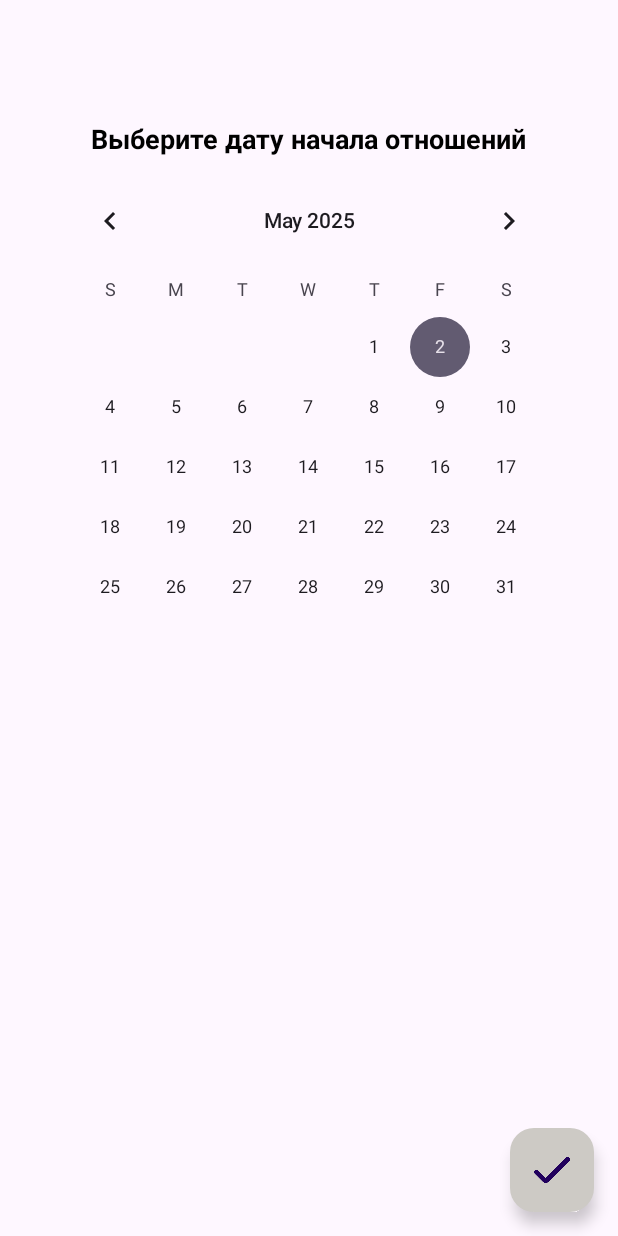
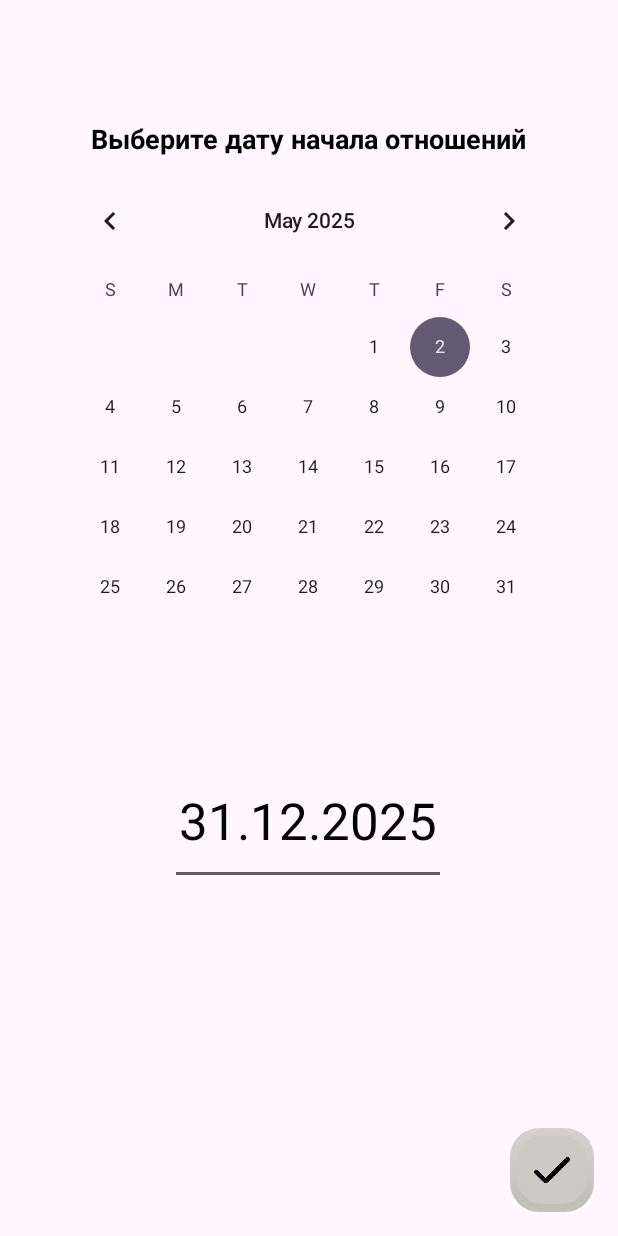
Before and after one commit to Delalex/DaysInLove_Kotlin, an Android app: the layout activity_startup.xml on its own in the app's theme, with its tools: preview values and no code run, on a phone screen of 412 x 824 dp. Run offline under Robolectric (Android 15) with nearby library versions, the phone set to English and light mode, and no system bars; Roboto replaces fonts that are not available here.

Commit message:
Дату отношений можно задать с клавиатуры

```diff
--- a/app/src/main/res/layout/activity_startup.xml
+++ b/app/src/main/res/layout/activity_startup.xml
@@ -27,7 +27,7 @@
         android:fontFamily="@font/aoboshi_one"
         android:gravity="center"
         android:text="Выберите дату начала отношений"
-        android:textColor="#000000"
+        android:textColor="@color/text_primary"
         android:textSize="18dp"
         android:textStyle="bold"
         app:layout_constraintBottom_toTopOf="@+id/calendarView"
@@ -45,8 +45,29 @@
         android:layout_marginBottom="16dp"
         android:clickable="true"
         android:contentDescription="Done"
+        app:srcCompat="@drawable/ic_done"
         app:backgroundTint="#CDCAC5"
+        app:tint="@color/black"
+        app:borderWidth="5dp"
+        app:elevation="0dp"
+        app:layout_constraintBottom_toBottomOf="parent"
+        app:layout_constraintEnd_toEndOf="parent" />
+
+    <EditText
+        android:textColor="@color/text_primary"
+        android:textColorHint="@color/text_primary"
+        android:id="@+id/editTextDate"
+        android:layout_width="184dp"
+        android:layout_height="86dp"
+        android:ems="10"
+        android:gravity="center_horizontal|center_vertical"
+        android:hint="31.12.2025"
+        android:inputType="date"
+        android:textSize="34sp"
         app:layout_constraintBottom_toBottomOf="parent"
         app:layout_constraintEnd_toEndOf="parent"
-        app:srcCompat="@drawable/ic_done" />
+        app:layout_constraintHorizontal_bias="0.497"
+        app:layout_constraintStart_toStartOf="parent"
+        app:layout_constraintTop_toBottomOf="@+id/calendarView"
+        app:layout_constraintVertical_bias="0.167" />
 </androidx.constraintlayout.widget.ConstraintLayout>
--- a/app/src/main/res/values-night/themes.xml
+++ b/app/src/main/res/values-night/themes.xml
@@ -1,8 +1,7 @@
 <resources xmlns:tools="http://schemas.android.com/tools">
-    <!-- Base application theme. -->
     <style name="Base.Theme.DaysInLove" parent="Theme.Material3.DayNight.NoActionBar">
         <!-- Customize your dark theme here. -->
-        <!-- <item name="colorPrimary">@color/my_dark_primary</item> -->
 
     </style>
+    <color name="text_primary">#FFFFFF</color> <!-- Белый -->
 </resources>
--- a/app/src/main/res/values/themes.xml
+++ b/app/src/main/res/values/themes.xml
@@ -1,9 +1,8 @@
 <resources xmlns:tools="http://schemas.android.com/tools">
-    <!-- Base application theme. -->
     <style name="Base.Theme.DaysInLove" parent="Theme.Material3.DayNight.NoActionBar">
         <!-- Customize your light theme here. -->
-        <!-- <item name="colorPrimary">@color/my_light_primary</item> -->
+
     </style>
-
+    <color name="text_primary">#000000</color>
     <style name="Theme.DaysInLove" parent="Base.Theme.DaysInLove" />
 </resources>
```
Also changed, not shown: app/src/main/java/com/example/daysinlove/CounterActivity.kt (+13 -7 lines), app/src/main/java/com/example/daysinlove/Funcer.kt (+11 -7 lines), app/src/main/java/com/example/daysinlove/SettingsActivity.kt (+185 -74 lines).
